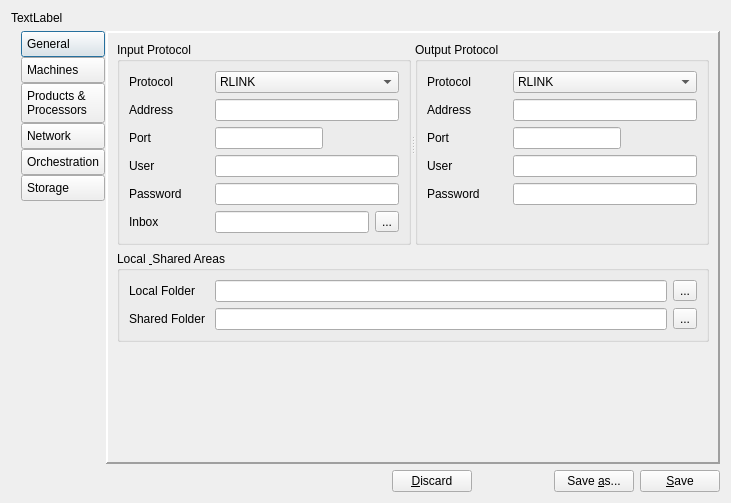
aardalath/qpf, file qpfhmi/configtool.ui: the form before one commit.
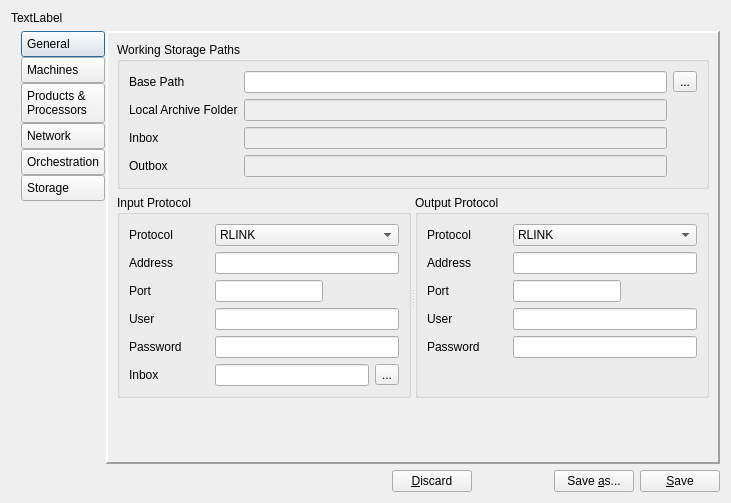
The form after the commit. The open tabs and pages were chosen to show the change. Icons and pictures are not drawn.

Commit message: Summary: Update to include display of cfgInfo.storage information

```diff
--- a/qpfhmi/configtool.ui
+++ b/qpfhmi/configtool.ui
@@ -741,7 +741,79 @@
         </layout>
        </widget>
        <widget class="QWidget" name="pageStorage">
-        <layout class="QVBoxLayout" name="verticalLayout_27">
+        <layout class="QVBoxLayout" name="verticalLayout_5">
+         <item>
+          <widget class="QGroupBox" name="groupBox_2">
+           <property name="title">
+            <string>Working Storage Paths</string>
+           </property>
+           <layout class="QVBoxLayout" name="verticalLayout_8">
+            <item>
+             <layout class="QGridLayout" name="gridLayout">
+              <item row="0" column="0">
+               <widget class="QLabel" name="label_26">
+                <property name="text">
+                 <string>Base Path</string>
+                </property>
+               </widget>
+              </item>
+              <item row="0" column="1">
+               <widget class="QLineEdit" name="edBasePath"/>
+              </item>
+              <item row="0" column="2">
+               <widget class="QToolButton" name="tbtnSetBasePath">
+                <property name="text">
+                 <string>...</string>
+                </property>
+               </widget>
+              </item>
+              <item row="1" column="0">
+               <widget class="QLabel" name="label_27">
+                <property name="text">
+                 <string>Local Archive Folder</string>
+                </property>
+               </widget>
+              </item>
+              <item row="1" column="1">
+               <widget class="QLineEdit" name="nedLocalArchiveFolder">
+                <property name="enabled">
+                 <bool>false</bool>
+                </property>
+               </widget>
+              </item>
+              <item row="2" column="1">
+               <widget class="QLineEdit" name="nedInbox">
+                <property name="enabled">
+                 <bool>false</bool>
+                </property>
+               </widget>
+              </item>
+              <item row="2" column="0">
+               <widget class="QLabel" name="label_28">
+                <property name="text">
+                 <string>Inbox</string>
+                </property>
+               </widget>
+              </item>
+              <item row="3" column="1">
+               <widget class="QLineEdit" name="nedOutbox">
+                <property name="enabled">
+                 <bool>false</bool>
+                </property>
+               </widget>
+              </item>
+              <item row="3" column="0">
+               <widget class="QLabel" name="label_29">
+                <property name="text">
+                 <string>Outbox</string>
+                </property>
+               </widget>
+              </item>
+             </layout>
+            </item>
+           </layout>
+          </widget>
+         </item>
          <item>
           <widget class="QSplitter" name="splitter">
            <property name="orientation">
@@ -1157,81 +1229,6 @@
            </widget>
           </widget>
          </item>
-         <item>
-          <widget class="QGroupBox" name="groupBox_9">
-           <property name="title">
-            <string>Local &amp; Shared Areas</string>
-           </property>
-           <layout class="QVBoxLayout" name="verticalLayout_26">
-            <item>
-             <layout class="QHBoxLayout" name="horizontalLayout_30">
-              <item>
-               <widget class="QLabel" name="label_23">
-                <property name="minimumSize">
-                 <size>
-                  <width>80</width>
-                  <height>0</height>
-                 </size>
-                </property>
-                <property name="maximumSize">
-                 <size>
-                  <width>80</width>
-                  <height>16777215</height>
-                 </size>
-                </property>
-                <property name="text">
-                 <string>Local Folder</string>
-                </property>
-               </widget>
-              </item>
-              <item>
-               <widget class="QLineEdit" name="edLocalFolder"/>
-              </item>
-              <item>
-               <widget class="QToolButton" name="tbtnGetLocalFolder">
-                <property name="text">
-                 <string>...</string>
-                </property>
-               </widget>
-              </item>
-             </layout>
-            </item>
-            <item>
-             <layout class="QHBoxLayout" name="horizontalLayout_31">
-              <item>
-               <widget class="QLabel" name="label_24">
-                <property name="minimumSize">
-                 <size>
-                  <width>80</width>
-                  <height>0</height>
-                 </size>
-                </property>
-                <property name="maximumSize">
-                 <size>
-                  <width>80</width>
-                  <height>16777215</height>
-                 </size>
-                </property>
-                <property name="text">
-                 <string>Shared Folder</string>
-                </property>
-               </widget>
-              </item>
-              <item>
-               <widget class="QLineEdit" name="edSharedFolder"/>
-              </item>
-              <item>
-               <widget class="QToolButton" name="tbtnGetSharedFolder">
-                <property name="text">
-                 <string>...</string>
-                </property>
-               </widget>
-              </item>
-             </layout>
-            </item>
-           </layout>
-          </widget>
-         </item>
          <item>
           <spacer name="verticalSpacer_15">
            <property name="orientation">
```
Left out of the diff: 16 changed lines with no effect on the pictures.
